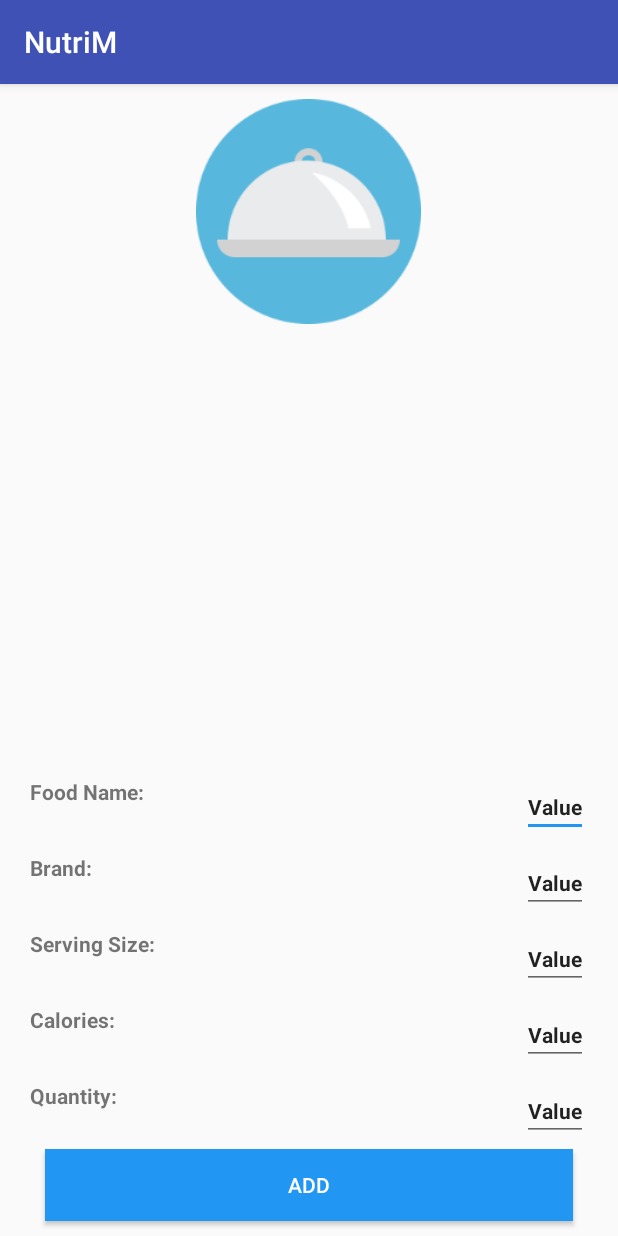
After one commit to WiseHollow/NutriM, an Android app: the ManualUpdateActivity screen opened directly, with no data from a screen before it, on a phone screen of 412 x 824 dp. The commit adds this screen. Run offline under Robolectric (Android 15) with nearby library versions, the phone set to English and light mode, and no system bars.

Commit message:
Added ManualUpdateActivity. Added button for manual update.

```diff
--- a/app/src/main/AndroidManifest.xml
+++ b/app/src/main/AndroidManifest.xml
@@ -15,6 +15,7 @@
         <activity android:name=".activities.SplashActivity">
             <intent-filter>
                 <action android:name="android.intent.action.MAIN"/>
+
                 <category android:name="android.intent.category.LAUNCHER"/>
             </intent-filter>
         </activity>
@@ -31,6 +32,8 @@
         </activity>
         <activity android:name=".activities.EditProfileActivity">
         </activity>
+        <activity android:name=".activities.ManualUpdateActivity">
+        </activity>
     </application>
 
 </manifest>
--- /dev/null
+++ b/app/src/main/java/net/johnbrooks/nutrim/activities/ManualUpdateActivity.java
@@ -0,0 +1,17 @@
+package net.johnbrooks.nutrim.activities;
+
+import android.support.v7.app.AppCompatActivity;
+import android.os.Bundle;
+
+import net.johnbrooks.nutrim.R;
+
+public class ManualUpdateActivity extends AppCompatActivity
+{
+
+    @Override
+    protected void onCreate(Bundle savedInstanceState)
+    {
+        super.onCreate(savedInstanceState);
+        setContentView(R.layout.activity_manual_update);
+    }
+}
--- /dev/null
+++ b/app/src/main/res/layout/activity_manual_update.xml
@@ -0,0 +1,175 @@
+<?xml version="1.0" encoding="utf-8"?>
+<LinearLayout
+    xmlns:android="http://schemas.android.com/apk/res/android"
+    xmlns:tools="http://schemas.android.com/tools"
+    android:layout_width="match_parent"
+    android:layout_height="match_parent"
+    tools:context="net.johnbrooks.nutrim.activities.ManualUpdateActivity"
+    android:orientation="vertical">
+
+    <ImageView
+    android:id="@+id/manualUpdateActivity_imageView_food"
+    android:layout_width="150dp"
+    android:layout_height="150dp"
+    android:layout_gravity="center"
+    android:layout_marginTop="10dp"
+    android:layout_marginBottom="10dp"
+    android:src="@drawable/food_flat"
+    />
+
+    <LinearLayout
+        android:layout_width="match_parent"
+        android:layout_height="match_parent"
+        android:orientation="vertical"
+        android:gravity="bottom">
+
+        <RelativeLayout
+            android:layout_width="match_parent"
+            android:layout_height="wrap_content"
+            android:paddingLeft="20dp"
+            android:paddingRight="20dp"
+            android:paddingTop="5dp"
+            android:paddingBottom="5dp">
+
+            <TextView
+                android:layout_width="wrap_content"
+                android:layout_height="wrap_content"
+                android:text="Food Name:"
+                android:textStyle="bold"
+                android:textSize="14dp"/>
+
+            <EditText
+                android:id="@+id/manualUpdateActivity_editText_foodName"
+                android:layout_width="wrap_content"
+                android:layout_height="wrap_content"
+                android:text="Value"
+                android:textStyle="bold"
+                android:textSize="14dp"
+                android:layout_alignParentEnd="true"
+                />
+
+        </RelativeLayout>
+
+        <RelativeLayout
+            android:layout_width="match_parent"
+            android:layout_height="wrap_content"
+            android:paddingLeft="20dp"
+            android:paddingRight="20dp"
+            android:paddingTop="5dp"
+            android:paddingBottom="5dp">
+
+            <TextView
+                android:layout_width="wrap_content"
+                android:layout_height="wrap_content"
+                android:text="Brand:"
+                android:textStyle="bold"
+                android:textSize="14dp"/>
+
+            <EditText
+                android:id="@+id/manualUpdateActivity_editText_brand"
+                android:layout_width="wrap_content"
+                android:layout_height="wrap_content"
+                android:text="Value"
+                android:textStyle="bold"
+                android:textSize="14dp"
+                android:layout_alignParentEnd="true"
+                />
+
+        </RelativeLayout>
+
+        <RelativeLayout
+            android:layout_width="match_parent"
+            android:layout_height="wrap_content"
+            android:paddingLeft="20dp"
+            android:paddingRight="20dp"
+            android:paddingTop="5dp"
+            android:paddingBottom="5dp">
+
+            <TextView
+                android:layout_width="wrap_content"
+                android:layout_height="wrap_content"
+                android:text="Serving Size:"
+                android:textStyle="bold"
+                android:textSize="14dp"/>
+
+            <EditText
+                android:id="@+id/manualUpdateActivity_editText_servingSize"
+                android:layout_width="wrap_content"
+                android:layout_height="wrap_content"
+                android:text="Value"
+                android:textStyle="bold"
+                android:textSize="14dp"
+                android:layout_alignParentEnd="true"
+                />
+
+        </RelativeLayout>
+
+        <RelativeLayout
+            android:layout_width="match_parent"
+            android:layout_height="wrap_content"
+            android:paddingLeft="20dp"
+            android:paddingRight="20dp"
+            android:paddingTop="5dp"
+            android:paddingBottom="5dp">
+
+            <TextView
+                android:layout_width="wrap_content"
+                android:layout_height="wrap_content"
+                android:text="Calories:"
+                android:textStyle="bold"
+                android:textSize="14dp"/>
+
+            <EditText
+                android:id="@+id/manualUpdateActivity_editText_calories"
+                android:layout_width="wrap_content"
+                android:layout_height="wrap_content"
+                android:text="Value"
+                android:textStyle="bold"
+                android:textSize="14dp"
+                android:layout_alignParentEnd="true"
+                />
+
+        </RelativeLayout>
+
+        <RelativeLayout
+            android:layout_width="match_parent"
+            android:layout_height="wrap_content"
+            android:paddingLeft="20dp"
+            android:paddingRight="20dp"
+            android:paddingTop="5dp"
+            android:paddingBottom="5dp">
+
+            <TextView
+                android:layout_width="wrap_content"
+                android:layout_height="wrap_content"
+                android:text="Quantity:"
+                android:textStyle="bold"
+                android:textSize="14dp"/>
+
+            <EditText
+                android:id="@+id/manualUpdateActivity_editText_quantity"
+                android:layout_width="wrap_content"
+                android:layout_height="wrap_content"
+                android:text="Value"
+                android:textStyle="bold"
+                android:textSize="14dp"
+                android:layout_alignParentEnd="true"
+                />
+
+        </RelativeLayout>
+
+        <Button
+            android:id="@+id/manualUpdateActivity_button_add"
+            android:layout_width="match_parent"
+            android:layout_height="wrap_content"
+            android:background="#2196F3"
+            android:textColor="#fff"
+            android:text="Add"
+            android:layout_marginBottom="10dp"
+            android:layout_marginLeft="30dp"
+            android:layout_marginRight="30dp"
+            />
+
+    </LinearLayout>
+
+</LinearLayout>
--- a/app/src/main/res/layout/activity_update.xml
+++ b/app/src/main/res/layout/activity_update.xml
@@ -25,6 +25,12 @@
             android:layout_width="wrap_content"
             android:layout_height="wrap_content"
             android:text="Search"/>
+
+        <Button
+            android:id="@+id/updateActivity_button_manual"
+            android:layout_width="wrap_content"
+            android:layout_height="wrap_content"
+            android:text="Manual"/>
 
     </LinearLayout>
 
```
